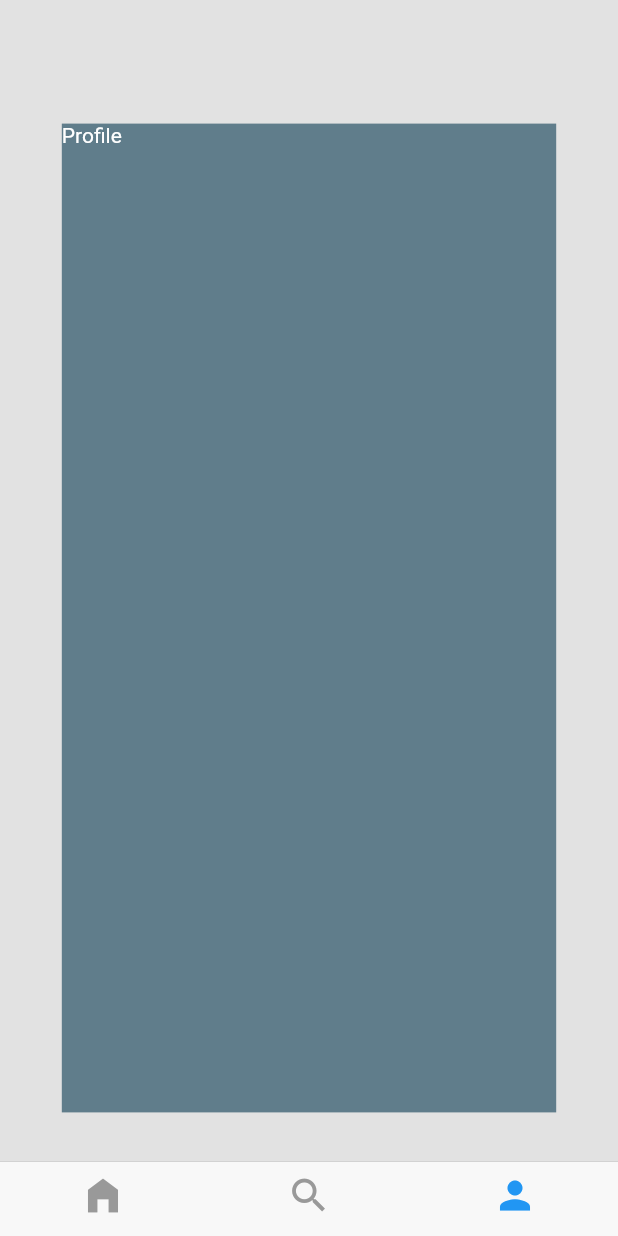
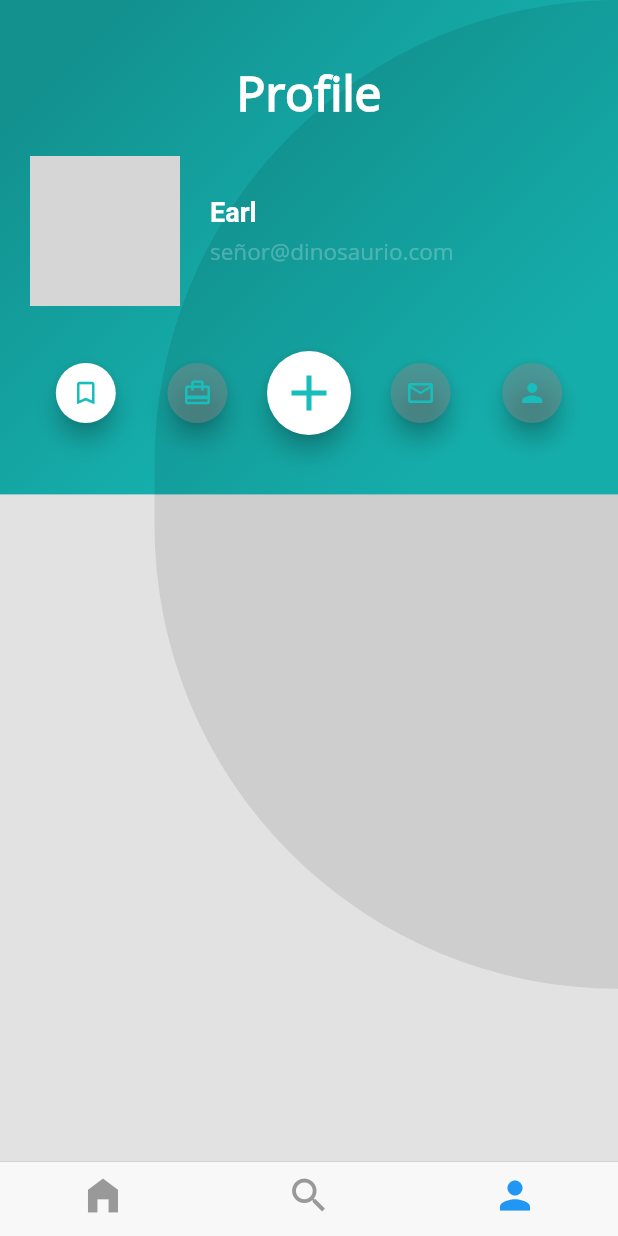
Before and after one commit to SofiaGonzalo/dino_app, a Flutter app: the screen it shows after launch, item 3 of the bottom bar chosen, on a phone screen of 412 x 824 dp. Run offline on Flutter 3.47's test engine with Material 2 defaults, Android fonts, the phone set to English and light mode, and no system bars; missing offline and left inert: dart:ffi; network calls fail; Roboto replaces fonts that are missing (DotGothic16); grey boxes are pictures that could not be loaded.

Commit message:
Clase 24 marzo

```diff
--- a/lib/User/ui/screens/profile.dart
+++ b/lib/User/ui/screens/profile.dart
@@ -1,27 +1,16 @@
 import 'package:flutter/material.dart';
+import 'package:dino_app/User/ui/widgets/profile_background.dart';
+import 'package:dino_app/User/ui/screens/profile_header.dart';
 
 class Profile extends StatelessWidget {
   @override
   Widget build(BuildContext context) {
-    double screenHeight = MediaQuery.of(context).size.height;
-    double screenWidth = MediaQuery.of(context).size.width;
 
-    return Container(
-      width: screenWidth*0.50,
-      height: screenHeight*0.50,
-      margin: EdgeInsets.only(
-        top: screenHeight*0.10,
-        left: screenWidth*0.10,
-        bottom: screenHeight*0.10,
-        right: screenWidth*0.10,
-      ),
-      color: Colors.blueGrey,
-      child: Text(
-        "Profile",
-        style: TextStyle(
-          color: Colors.white,
-        ),
-      ),
+    return Stack(
+      children: [
+        ProfileBackground(),
+        ProfileHeader()
+      ],
     );
   }
 }
--- /dev/null
+++ b/lib/User/ui/screens/profile_header.dart
@@ -0,0 +1,34 @@
+import 'package:flutter/material.dart';
+import 'package:dino_app/User/ui/widgets/buttons_bar.dart';
+import 'package:dino_app/User/ui/widgets/user_info.dart';
+
+class ProfileHeader extends StatelessWidget{
+  @override
+  Widget build(BuildContext context) {
+    // TODO: implement build
+    final title = Text(
+      "Profile",
+      style: TextStyle(
+        fontFamily: "OpenSans",
+        color: Colors.white,
+        fontWeight: FontWeight.bold,
+        fontSize: 32.0
+      ),
+    );
+    return Container(
+      margin: EdgeInsets.only(
+        left: 20.0,
+        right: 20.0,
+        top: 40,
+      ),
+      child: Column(
+        children: [
+          title,
+          UserInfo("https://external-content.duckduckgo.com/iu/?u=http%3A%2F%2Fvignette4.wikia.nocookie.net%2Fscratchpad%2Fimages%2F9%2F95%2FDinosaurs-EarlSinclair.jpg%2Frevision%2Flatest%3Fcb%3D20161129084458&f=1&nofb=1", "Earl", "señor@dinosaurio.com"),
+          ButtonsBar()
+        ],
+      ),
+    );
+  }
+
+}
--- /dev/null
+++ b/lib/User/ui/widgets/buttons_bar.dart
@@ -0,0 +1,23 @@
+import 'package:flutter/material.dart';
+import 'circle_button.dart';
+
+class ButtonsBar extends StatelessWidget{
+  @override
+  Widget build(BuildContext context) {
+    // TODO: implement build
+    return Padding(padding: EdgeInsets.symmetric(
+      horizontal: 0.0,
+      vertical: 10.0,
+    ),
+    child: Row(
+        children: [
+          CircleButton(true, Icons.turned_in_not , 20, Color.fromRGBO(255, 255, 255, 1)),
+          CircleButton(true, Icons.card_travel, 20, Color.fromRGBO(126, 139, 139, 0.5)),
+          CircleButton(false, Icons.add, 40, Color.fromRGBO(255, 255, 255, 1)),
+          CircleButton(true, Icons.mail_outline, 20, Color.fromRGBO(126, 139, 139, 0.5)),
+          CircleButton(true, Icons.person, 20, Color.fromRGBO(126, 139, 139, 0.5)),
+      ],
+    ),
+    );
+  }
+}
--- /dev/null
+++ b/lib/User/ui/widgets/circle_button.dart
@@ -0,0 +1,40 @@
+import 'package:flutter/animation.dart';
+import 'package:flutter/cupertino.dart';
+import 'package:flutter/material.dart';
+
+class CircleButton extends StatefulWidget{
+
+  bool mini;
+  var icon;
+  double iconSize;
+  var color;
+
+  CircleButton(this. mini, this.icon, this.iconSize, this.color);
+
+  @override
+  State<StatefulWidget> createState() {
+    // TODO: implement createState
+    return _CircleButton();
+  }
+}
+
+class _CircleButton extends State<CircleButton>{
+
+  void onPressedButton(){}
+
+  @override
+  Widget build(BuildContext context) {
+    return Expanded(
+      child: FloatingActionButton(
+        backgroundColor: widget.color,
+        mini: widget.mini,
+        onPressed: onPressedButton,
+        child: Icon(
+          widget.icon,
+          size: widget.iconSize,
+          color: Color(0xff17bebb),
+        ),
+      ),
+    );
+  }
+}
--- /dev/null
+++ b/lib/User/ui/widgets/profile_background.dart
@@ -0,0 +1,39 @@
+import 'package:flutter/material.dart';
+
+class ProfileBackground extends StatelessWidget{
+  @override
+  Widget build(BuildContext context) {
+    double screenHeight = MediaQuery.of(context).size.height;
+    double screenWidth = MediaQuery.of(context).size.width;
+
+    return Container(
+      width:  screenWidth,
+      height: screenHeight*0.40,
+      decoration: BoxDecoration(
+          gradient: LinearGradient(
+              colors: [
+                Color(0xff12918F),
+                Color(0xff17bebb),
+              ],
+            begin: FractionalOffset(0.2, 0.0),
+            end: FractionalOffset(1.0, 1.0),
+            stops: [0.0, 0.8],
+            tileMode: TileMode.clamp
+          )
+      ),
+      child: FittedBox(
+        fit: BoxFit.none,
+        alignment: Alignment(-2, -1),
+        child: Container(
+          width: screenWidth*1.5,
+          height: screenHeight*0.8,
+          decoration: BoxDecoration(
+            color: Color.fromRGBO(0, 0, 0, 0.09),
+            borderRadius: BorderRadius.circular(screenHeight*0.5)
+          ),
+        ),
+      ),
+    );
+  }
+
+}
--- /dev/null
+++ b/lib/User/ui/widgets/user_info.dart
@@ -0,0 +1,83 @@
+import 'package:flutter/material.dart';
+
+// ignore: must_be_immutable
+class UserInfo extends StatelessWidget {
+
+  String imgProfile;
+  String name;
+  String email;
+
+  UserInfo(this.imgProfile, this.name, this.email);
+
+  @override
+  Widget build(BuildContext context) {
+    final userImg = Container(
+      width: 100,
+      height: 100,
+
+      margin: EdgeInsets.only(
+        right: 20,
+      ),
+      decoration: BoxDecoration(
+        border: Border.all(
+            color: Colors.white,
+            width: 2.0,
+            style: BorderStyle.solid
+        ),
+        shape: BoxShape.circle,
+        image: DecorationImage(
+            fit: BoxFit.cover,
+            image: NetworkImage(imgProfile)
+        ),
+      ),
+    );
+
+    final UserInfo = Column(
+      crossAxisAlignment: CrossAxisAlignment.start,
+      children: [
+        Container(
+          margin: EdgeInsets.only(
+            bottom: 5.0,
+          ),
+          child: Text(
+            name,
+            style: TextStyle(
+                fontSize: 18.0,
+                fontWeight: FontWeight.bold,
+                color: Colors.white,
+                fontFamily: "DotGothic16"
+            ),
+          ),
+        ),
+        Container(
+          child: Text(
+            email,
+            style: TextStyle(
+                fontSize: 15.0,
+                color: Colors.white24,
+                fontFamily: "OpenSans"
+            ),
+          ),
+        ),
+      ],
+    );
+
+    return Container(
+      margin: EdgeInsets.symmetric(
+        vertical: 20.0,
+        horizontal: 0,
+      ),
+      child: Row(
+        children: [
+          userImg,
+          UserInfo,
+        ],
+      ),
+    );;
+  }
+
+
+
+
+
+}
--- a/lib/widgets/profile_background.dart
+++ /dev/null
@@ -1,14 +0,0 @@
-import 'dart:ffi';
-
-import 'package:flutter/material.dart';
-
-class ProfileBackground extends StatelessWidget{
-  @override
-  Widget build(BuildContext context) {
-    double screenHeight = MediaQuery.of(context).size.height;
-    double screenWidth = MediaQuery.of(context).size.width;
-
-    return null;
-  }
-
-}
```
